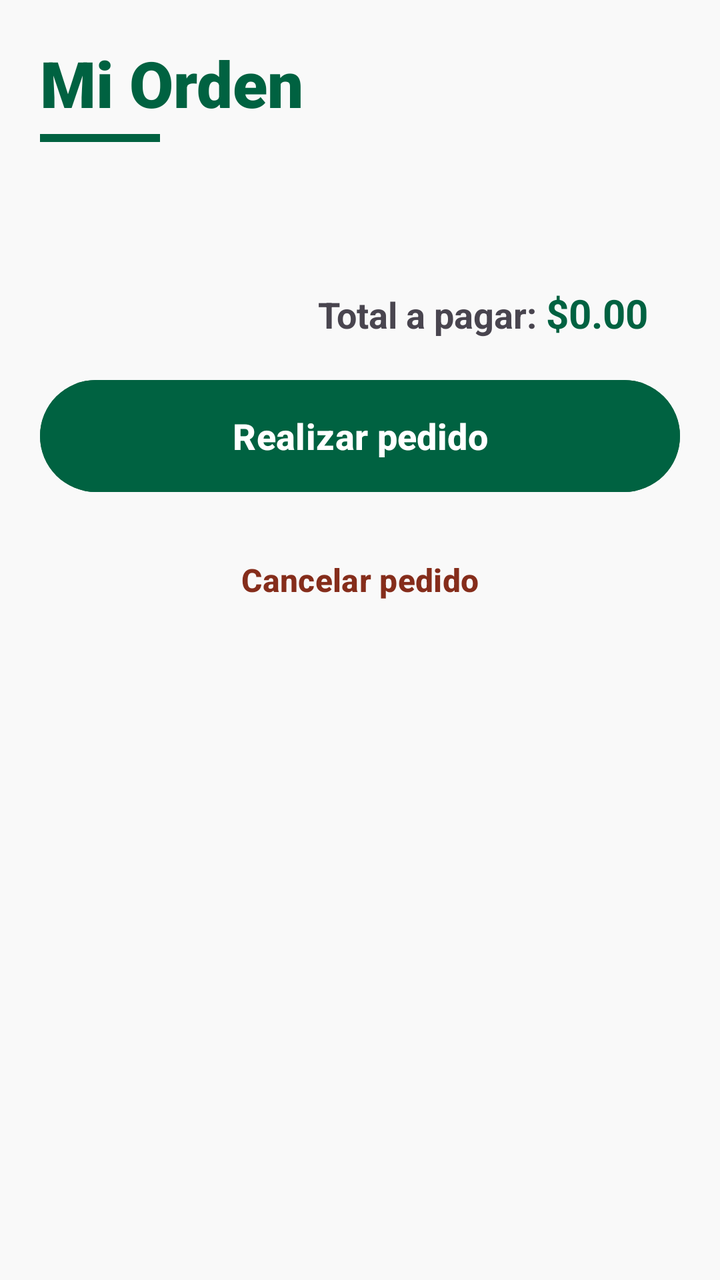
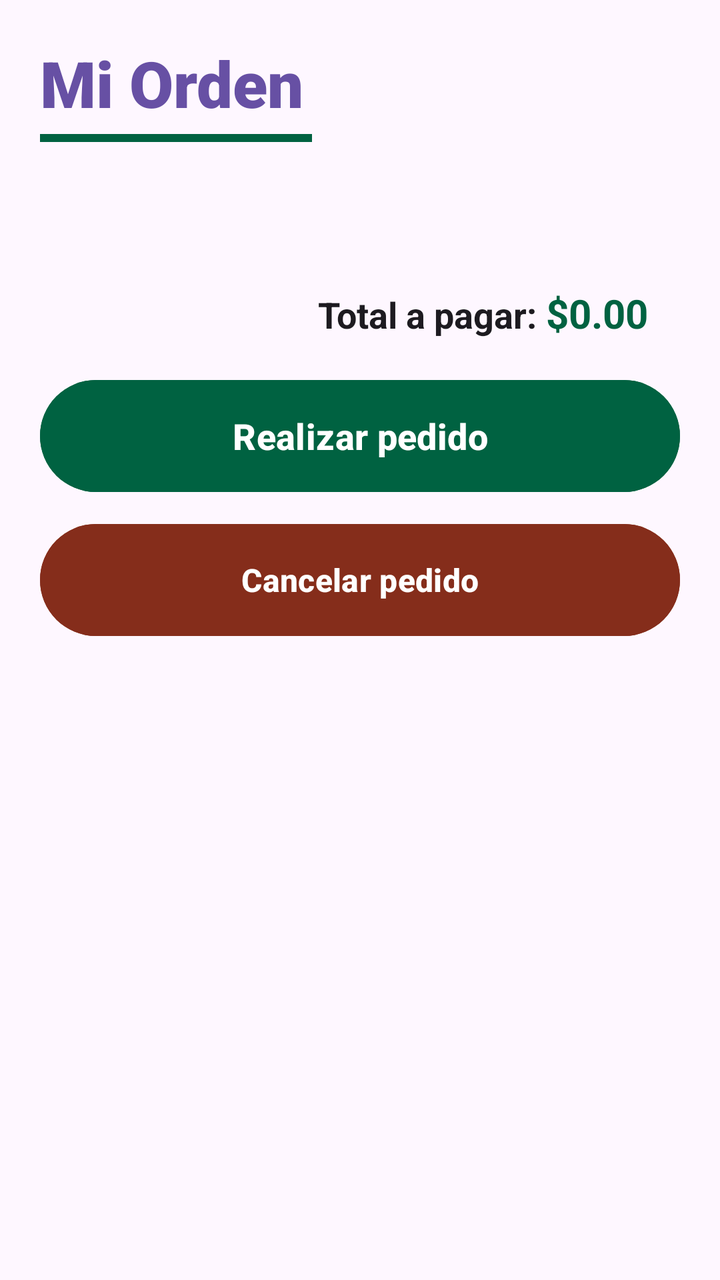

Two renders of the same Android screen: before a commit and after it. Below are the layout's source before the change and the commit's diff.
<!-- AndroidManifest.xml: application theme Theme.Navegacion_Menus -->
<!-- res/layout/fragment_pedido.xml -->
<?xml version="1.0" encoding="utf-8"?>
<androidx.core.widget.NestedScrollView
    xmlns:android="http://schemas.android.com/apk/res/android"
    xmlns:app="http://schemas.android.com/apk/res-auto"
    android:layout_width="match_parent"
    android:layout_height="match_parent"
    android:background="#F9F9F9"
    android:fitsSystemWindows="true">

    <LinearLayout
        android:layout_width="match_parent"
        android:layout_height="wrap_content"
        android:orientation="vertical"
        android:padding="20dp">

        <TextView
            android:id="@+id/tv_title_order"
            android:layout_width="wrap_content"
            android:layout_height="wrap_content"
            android:text="Mi Orden"
            android:textSize="32sp"
            android:fontFamily="sans-serif-black"
            android:textColor="#006241"
            android:layout_marginBottom="4dp"/>

        <View
            android:layout_width="60dp"
            android:layout_height="4dp"
            android:background="#006241"
            android:layout_marginBottom="24dp" />

        <TextView
            android:id="@+id/tv_empty_cart"
            android:layout_width="match_parent"
            android:layout_height="wrap_content"
            android:text="Tu carrito está vacío"
            android:textSize="18sp"
            android:textColor="#999999"
            android:gravity="center"
            android:layout_marginTop="50dp"
            android:layout_marginBottom="50dp"
            android:visibility="gone" />

        <LinearLayout
            android:id="@+id/container_items_orden"
            android:layout_width="match_parent"
            android:layout_height="wrap_content"
            android:orientation="vertical"
            android:layout_marginBottom="32dp">
        </LinearLayout>

        <LinearLayout
            android:layout_width="match_parent"
            android:layout_height="wrap_content"
            android:orientation="horizontal"
            android:padding="16dp"
            android:gravity="end">

            <TextView
                android:layout_width="wrap_content"
                android:layout_height="wrap_content"
                android:text="Total a pagar: "
                android:textSize="18sp"
                android:textStyle="bold" />

            <TextView
                android:id="@+id/tv_total_pedido"
                android:layout_width="wrap_content"
                android:layout_height="wrap_content"
                android:text="$0.00"
                android:textSize="20sp"
                android:textColor="@color/primary_color"
                android:textStyle="bold" />
        </LinearLayout>

        <com.google.android.material.button.MaterialButton
            android:id="@+id/btn_checkout"
            android:layout_width="match_parent"
            android:layout_height="64dp"
            android:text="Realizar pedido"
            android:backgroundTint="#006241"
            android:textSize="18sp"
            android:textStyle="bold"
            app:cornerRadius="32dp"
            android:layout_marginBottom="8dp"/>

        <com.google.android.material.button.MaterialButton
            android:id="@+id/btn_cancel_order"
            style="@style/Widget.Material3.Button.TextButton"
            android:layout_width="match_parent"
            android:layout_height="64dp"
            android:text="Cancelar pedido"
            android:textColor="#852D1B"
            android:textSize="16sp"
            android:textStyle="bold"
            app:cornerRadius="32dp"/>

    </LinearLayout>
</androidx.core.widget.NestedScrollView>
<!-- resources referenced by this layout -->
<resources>
  <color name="primary_color">#006241</color>
  <style name="Theme.Navegacion_Menus" parent="Base.Theme.Navegacion_Menus" />
  <style name="Base.Theme.Navegacion_Menus" parent="Theme.Material3.DayNight.NoActionBar">
          
          
          <item name="android:windowTranslucentStatus">true</item>
      </style>
</resources>

<!-- the commit's change to res/layout/fragment_pedido.xml (unified diff, before → after) -->
@@ -4,7 +4,7 @@
     xmlns:app="http://schemas.android.com/apk/res-auto"
     android:layout_width="match_parent"
     android:layout_height="match_parent"
-    android:background="#F9F9F9"
+    android:background="?android:attr/windowBackground"
     android:fitsSystemWindows="true">
 
     <LinearLayout
@@ -20,14 +20,14 @@
             android:text="Mi Orden"
             android:textSize="32sp"
             android:fontFamily="sans-serif-black"
-            android:textColor="#006241"
+            android:textColor="?attr/colorBarraYBotones"
             android:layout_marginBottom="4dp"/>
 
         <View
-            android:layout_width="60dp"
+            android:layout_width="136dp"
             android:layout_height="4dp"
-            android:background="#006241"
-            android:layout_marginBottom="24dp" />
+            android:layout_marginBottom="24dp"
+            android:background="@color/primary_color" />
 
         <TextView
             android:id="@+id/tv_empty_cart"
@@ -61,6 +61,7 @@
                 android:layout_height="wrap_content"
                 android:text="Total a pagar: "
                 android:textSize="18sp"
+                android:textColor="?android:attr/textColorPrimary"
                 android:textStyle="bold" />
 
             <TextView
@@ -69,7 +70,7 @@
                 android:layout_height="wrap_content"
                 android:text="$0.00"
                 android:textSize="20sp"
-                android:textColor="@color/primary_color"
+                android:textColor="?attr/colorTextoPasos"
                 android:textStyle="bold" />
         </LinearLayout>
 
@@ -78,7 +79,8 @@
             android:layout_width="match_parent"
             android:layout_height="64dp"
             android:text="Realizar pedido"
-            android:backgroundTint="#006241"
+            android:backgroundTint="@color/primary_color"
+            android:textColor="#FFFFFF"
             android:textSize="18sp"
             android:textStyle="bold"
             app:cornerRadius="32dp"
@@ -86,14 +88,13 @@
 
         <com.google.android.material.button.MaterialButton
             android:id="@+id/btn_cancel_order"
-            style="@style/Widget.Material3.Button.TextButton"
             android:layout_width="match_parent"
             android:layout_height="64dp"
             android:text="Cancelar pedido"
-            android:textColor="#852D1B"
+            android:textColor="#FFFFFF"
+            android:backgroundTint="#852D1B"
             android:textSize="16sp"
             android:textStyle="bold"
             app:cornerRadius="32dp"/>
-
     </LinearLayout>
 </androidx.core.widget.NestedScrollView>
<!-- resource entries referenced after the edit -->
@@ -3,9 +3,12 @@
   <color name="primary_color">#006241</color>
   <style name="Theme.Navegacion_Menus" parent="Base.Theme.Navegacion_Menus" />
   <style name="Base.Theme.Navegacion_Menus" parent="Theme.Material3.DayNight.NoActionBar">
-          
-          
+          <item name="colorBarraYBotones">@color/morado_app_theme</item>
+          <item name="colorTextoPasos">@color/primary_color</item>
+  
+          <item name="colorPrimary">?attr/colorBarraYBotones</item>
           <item name="android:windowTranslucentStatus">true</item>
       </style>
+  <color name="morado_app_theme">#6750A4</color>
 </resources>
 
